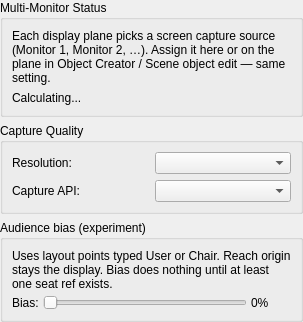
Above: ui/forms/ScreenMirrorCapturePanel.ui from Wolfieeewolf/OpenRGB3DSpatialPlugin before the change. Below: the same form after it.
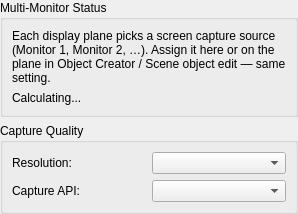
That is the form after the change.

Commit message:
fix: remove experimental Screen Mirror audience bias
Drop the unused seat-cone bias UI, render path, and settings — it never behaved reliably.

Patch:
```diff
--- a/ui/forms/ScreenMirrorCapturePanel.ui
+++ b/ui/forms/ScreenMirrorCapturePanel.ui
@@ -86,68 +86,6 @@
      </layout>
     </widget>
    </item>
-   <item>
-    <widget class="QGroupBox" name="audienceGroup">
-     <property name="title">
-      <string>Audience bias (experiment)</string>
-     </property>
-     <property name="toolTip">
-      <string>Optional. Cones brightness toward User/Chair layout points without turning LEDs off — Reach still fills the grid. 0 = off. Add a User or Chair ref at each seat.</string>
-     </property>
-     <layout class="QVBoxLayout" name="audienceLayout">
-      <property name="spacing">
-       <number>4</number>
-      </property>
-      <item>
-       <widget class="QLabel" name="audienceHintLabel">
-        <property name="wordWrap">
-         <bool>true</bool>
-        </property>
-        <property name="text">
-         <string>Uses layout points typed User or Chair. Reach origin stays the display. Bias does nothing until at least one seat ref exists.</string>
-        </property>
-       </widget>
-      </item>
-      <item>
-       <layout class="QHBoxLayout" name="audienceBiasRow">
-        <item>
-         <widget class="QLabel" name="audienceBiasCaption">
-          <property name="text">
-           <string>Bias:</string>
-          </property>
-         </widget>
-        </item>
-        <item>
-         <widget class="QSlider" name="audienceBiasSlider">
-          <property name="maximum">
-           <number>100</number>
-          </property>
-          <property name="orientation">
-           <enum>Qt::Horizontal</enum>
-          </property>
-          <property name="toolTip">
-           <string>0 = even Reach fill. Higher values brighten toward User/Chair seats and dim off-cone (still lit). Multi-seat = strongest lobe.</string>
-          </property>
-         </widget>
-        </item>
-        <item>
-         <widget class="QLabel" name="audienceBiasLabel">
-          <property name="minimumSize">
-           <size>
-            <width>40</width>
-            <height>0</height>
-           </size>
-          </property>
-          <property name="text">
-           <string>0%</string>
-          </property>
-         </widget>
-        </item>
-       </layout>
-      </item>
-     </layout>
-    </widget>
-   </item>
   </layout>
  </widget>
  <resources/>
```
The commit also changes 7 other files.
